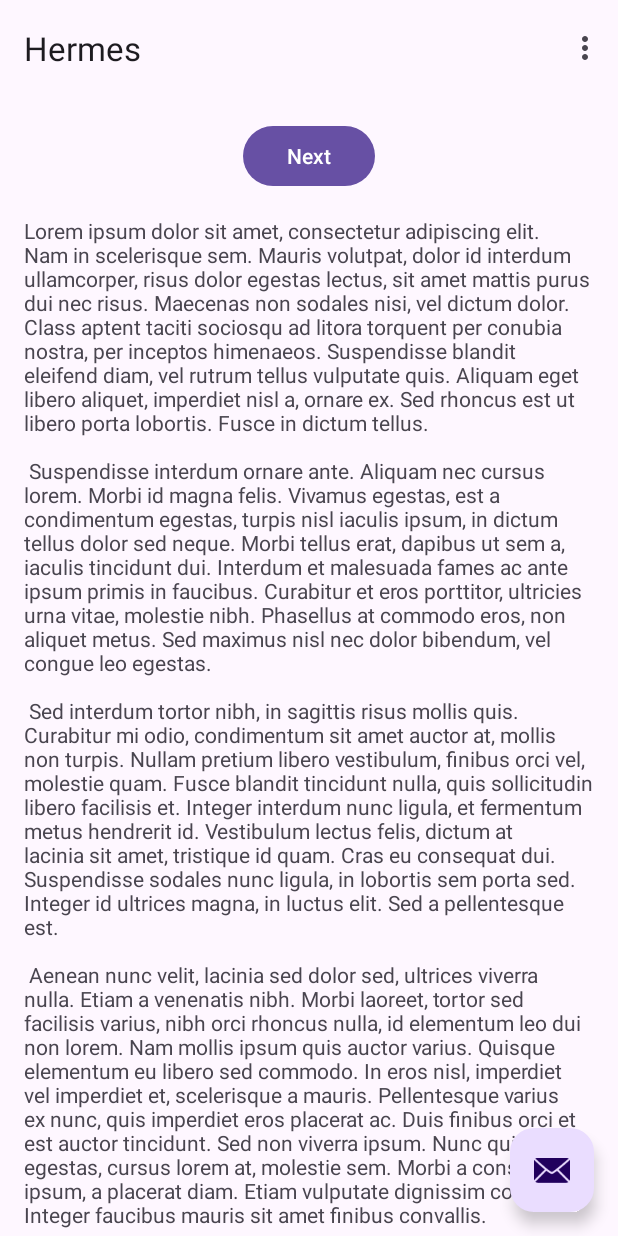
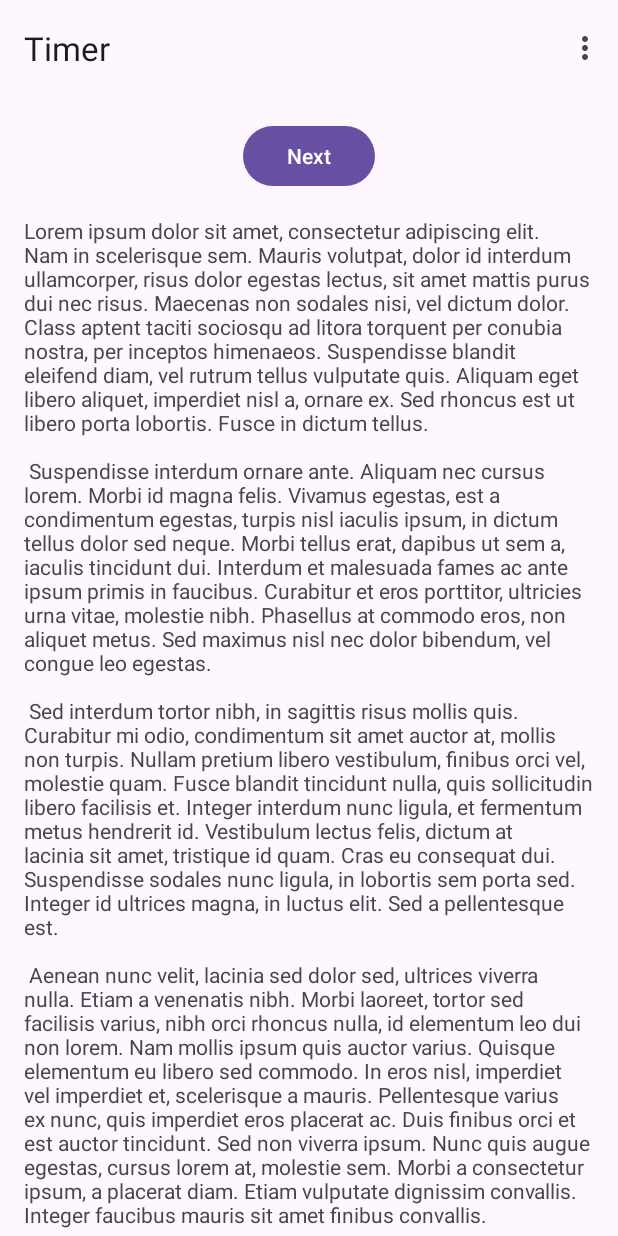
Before and after one commit to kjrocker/hermes, an Android app: the screen it shows after launch (MainActivity), on a phone screen of 412 x 824 dp. Run offline under Robolectric (Android 15) with nearby library versions, the phone set to English and light mode, and no system bars; our stand-ins replace navigation-ui.

Commit message:
Rename FirstFragment to TimerFragment, remove FAB

```diff
--- a/app/src/main/java/com/kehvyn/hermes/FirstFragment.kt
+++ /dev/null
@@ -1,44 +0,0 @@
-package com.kehvyn.hermes
-
-import android.os.Bundle
-import androidx.fragment.app.Fragment
-import android.view.LayoutInflater
-import android.view.View
-import android.view.ViewGroup
-import androidx.navigation.fragment.findNavController
-import com.kehvyn.hermes.databinding.FragmentFirstBinding
-
-/**
- * A simple [Fragment] subclass as the default destination in the navigation.
- */
-class FirstFragment : Fragment() {
-
-    private var _binding: FragmentFirstBinding? = null
-
-    // This property is only valid between onCreateView and
-    // onDestroyView.
-    private val binding get() = _binding!!
-
-    override fun onCreateView(
-        inflater: LayoutInflater, container: ViewGroup?,
-        savedInstanceState: Bundle?
-    ): View {
-
-        _binding = FragmentFirstBinding.inflate(inflater, container, false)
-        return binding.root
-
-    }
-
-    override fun onViewCreated(view: View, savedInstanceState: Bundle?) {
-        super.onViewCreated(view, savedInstanceState)
-
-        binding.buttonFirst.setOnClickListener {
-            findNavController().navigate(R.id.action_FirstFragment_to_SecondFragment)
-        }
-    }
-
-    override fun onDestroyView() {
-        super.onDestroyView()
-        _binding = null
-    }
-}
--- a/app/src/main/java/com/kehvyn/hermes/MainActivity.kt
+++ b/app/src/main/java/com/kehvyn/hermes/MainActivity.kt
@@ -1,7 +1,6 @@
 package com.kehvyn.hermes
 
 import android.os.Bundle
-import com.google.android.material.snackbar.Snackbar
 import androidx.appcompat.app.AppCompatActivity
 import androidx.navigation.findNavController
 import androidx.navigation.ui.AppBarConfiguration
@@ -24,15 +23,9 @@ class MainActivity : AppCompatActivity() {
 
         setSupportActionBar(binding.toolbar)
 
-        val navController = findNavController(R.id.nav_host_fragment_fragment_timer)
+        val navController = findNavController(R.id.nav_host_fragment_content_main)
         appBarConfiguration = AppBarConfiguration(navController.graph)
         setupActionBarWithNavController(navController, appBarConfiguration)
-
-        binding.fab.setOnClickListener { view ->
-            Snackbar.make(view, "Replace with your own action", Snackbar.LENGTH_LONG)
-                .setAction("Action", null)
-                .setAnchorView(R.id.fab).show()
-        }
     }
 
     override fun onCreateOptionsMenu(menu: Menu): Boolean {
--- a/app/src/main/java/com/kehvyn/hermes/SecondFragment.kt
+++ b/app/src/main/java/com/kehvyn/hermes/SecondFragment.kt
@@ -33,7 +33,7 @@ class SecondFragment : Fragment() {
         super.onViewCreated(view, savedInstanceState)
 
         binding.buttonSecond.setOnClickListener {
-            findNavController().navigate(R.id.action_SecondFragment_to_FirstFragment)
+            findNavController().navigate(R.id.action_SecondFragment_to_TimerFragment)
         }
     }
 
--- a/app/src/main/res/layout/activity_main.xml
+++ b/app/src/main/res/layout/activity_main.xml
@@ -21,13 +21,5 @@
 
     <include layout="@layout/content_main" />
 
-    <com.google.android.material.floatingactionbutton.FloatingActionButton
-        android:id="@+id/fab"
-        android:layout_width="wrap_content"
-        android:layout_height="wrap_content"
-        android:layout_gravity="bottom|end"
-        android:layout_marginEnd="@dimen/fab_margin"
-        android:layout_marginBottom="16dp"
-        app:srcCompat="@android:drawable/ic_dialog_email" />
 
 </androidx.coordinatorlayout.widget.CoordinatorLayout>
--- a/app/src/main/res/layout/fragment_first.xml
+++ /dev/null
@@ -1,35 +0,0 @@
-<?xml version="1.0" encoding="utf-8"?>
-<androidx.core.widget.NestedScrollView xmlns:android="http://schemas.android.com/apk/res/android"
-    xmlns:app="http://schemas.android.com/apk/res-auto"
-    xmlns:tools="http://schemas.android.com/tools"
-    android:layout_width="match_parent"
-    android:layout_height="match_parent"
-    tools:context=".FirstFragment">
-
-    <androidx.constraintlayout.widget.ConstraintLayout
-        android:layout_width="match_parent"
-        android:layout_height="match_parent"
-        android:padding="16dp">
-
-        <Button
-            android:id="@+id/button_first"
-            android:layout_width="wrap_content"
-            android:layout_height="wrap_content"
-            android:text="@string/next"
-            app:layout_constraintBottom_toTopOf="@id/textview_first"
-            app:layout_constraintEnd_toEndOf="parent"
-            app:layout_constraintStart_toStartOf="parent"
-            app:layout_constraintTop_toTopOf="parent" />
-
-        <TextView
-            android:id="@+id/textview_first"
-            android:layout_width="wrap_content"
-            android:layout_height="wrap_content"
-            android:layout_marginTop="16dp"
-            android:text="@string/lorem_ipsum"
-            app:layout_constraintBottom_toBottomOf="parent"
-            app:layout_constraintEnd_toEndOf="parent"
-            app:layout_constraintStart_toStartOf="parent"
-            app:layout_constraintTop_toBottomOf="@id/button_first" />
-    </androidx.constraintlayout.widget.ConstraintLayout>
-</androidx.core.widget.NestedScrollView>
--- a/app/src/main/res/layout/fragment_timer.xml
+++ b/app/src/main/res/layout/fragment_timer.xml
@@ -1,14 +1,35 @@
 <?xml version="1.0" encoding="utf-8"?>
-<FrameLayout xmlns:android="http://schemas.android.com/apk/res/android"
+<androidx.core.widget.NestedScrollView xmlns:android="http://schemas.android.com/apk/res/android"
+    xmlns:app="http://schemas.android.com/apk/res-auto"
     xmlns:tools="http://schemas.android.com/tools"
     android:layout_width="match_parent"
     android:layout_height="match_parent"
     tools:context=".TimerFragment">
 
-    <!-- TODO: Update blank fragment layout -->
-    <TextView
+    <androidx.constraintlayout.widget.ConstraintLayout
         android:layout_width="match_parent"
         android:layout_height="match_parent"
-        android:text="@string/hello_blank_fragment" />
+        android:padding="16dp">
 
-</FrameLayout>
+        <Button
+            android:id="@+id/button_first"
+            android:layout_width="wrap_content"
+            android:layout_height="wrap_content"
+            android:text="@string/next"
+            app:layout_constraintBottom_toTopOf="@id/textview_first"
+            app:layout_constraintEnd_toEndOf="parent"
+            app:layout_constraintStart_toStartOf="parent"
+            app:layout_constraintTop_toTopOf="parent" />
+
+        <TextView
+            android:id="@+id/textview_first"
+            android:layout_width="wrap_content"
+            android:layout_height="wrap_content"
+            android:layout_marginTop="16dp"
+            android:text="@string/lorem_ipsum"
+            app:layout_constraintBottom_toBottomOf="parent"
+            app:layout_constraintEnd_toEndOf="parent"
+            app:layout_constraintStart_toStartOf="parent"
+            app:layout_constraintTop_toBottomOf="@id/button_first" />
+    </androidx.constraintlayout.widget.ConstraintLayout>
+</androidx.core.widget.NestedScrollView>
--- a/app/src/main/res/navigation/nav_graph.xml
+++ b/app/src/main/res/navigation/nav_graph.xml
@@ -3,16 +3,16 @@
     xmlns:app="http://schemas.android.com/apk/res-auto"
     xmlns:tools="http://schemas.android.com/tools"
     android:id="@+id/nav_graph"
-    app:startDestination="@id/FirstFragment">
+    app:startDestination="@id/TimerFragment">
 
     <fragment
-        android:id="@+id/FirstFragment"
-        android:name="com.kehvyn.hermes.FirstFragment"
-        android:label="@string/first_fragment_label"
-        tools:layout="@layout/fragment_first">
+        android:id="@+id/TimerFragment"
+        android:name="com.kehvyn.hermes.TimerFragment"
+        android:label="@string/timer_fragment_label"
+        tools:layout="@layout/fragment_timer">
 
         <action
-            android:id="@+id/action_FirstFragment_to_SecondFragment"
+            android:id="@+id/action_TimerFragment_to_SecondFragment"
             app:destination="@id/SecondFragment" />
     </fragment>
     <fragment
@@ -22,7 +22,7 @@
         tools:layout="@layout/fragment_second">
 
         <action
-            android:id="@+id/action_SecondFragment_to_FirstFragment"
-            app:destination="@id/FirstFragment" />
+            android:id="@+id/action_SecondFragment_to_TimerFragment"
+            app:destination="@id/TimerFragment" />
     </fragment>
 </navigation>
--- a/app/src/main/res/values-land/dimens.xml
+++ b/app/src/main/res/values-land/dimens.xml
@@ -1,3 +1,2 @@
 <resources>
-    <dimen name="fab_margin">48dp</dimen>
 </resources>
--- a/app/src/main/res/values-w1240dp/dimens.xml
+++ b/app/src/main/res/values-w1240dp/dimens.xml
@@ -1,3 +1,2 @@
 <resources>
-    <dimen name="fab_margin">200dp</dimen>
 </resources>
--- a/app/src/main/res/values-w600dp/dimens.xml
+++ b/app/src/main/res/values-w600dp/dimens.xml
@@ -1,3 +1,2 @@
 <resources>
-    <dimen name="fab_margin">48dp</dimen>
 </resources>
--- a/app/src/main/res/values/dimens.xml
+++ b/app/src/main/res/values/dimens.xml
@@ -1,3 +1,2 @@
 <resources>
-    <dimen name="fab_margin">16dp</dimen>
 </resources>
--- a/app/src/main/res/values/strings.xml
+++ b/app/src/main/res/values/strings.xml
@@ -4,7 +4,7 @@
     <string name="hello_blank_fragment">Hello blank fragment</string>
     <string name="action_settings">Settings</string>
     <!-- Strings used for fragments for navigation -->
-    <string name="first_fragment_label">First Fragment</string>
+    <string name="timer_fragment_label">Timer</string>
     <string name="second_fragment_label">Second Fragment</string>
     <string name="next">Next</string>
     <string name="previous">Previous</string>
```
Also changed, not shown: app/src/main/java/com/kehvyn/hermes/TimerFragment.kt (+24 -39 lines), 1 other file.
